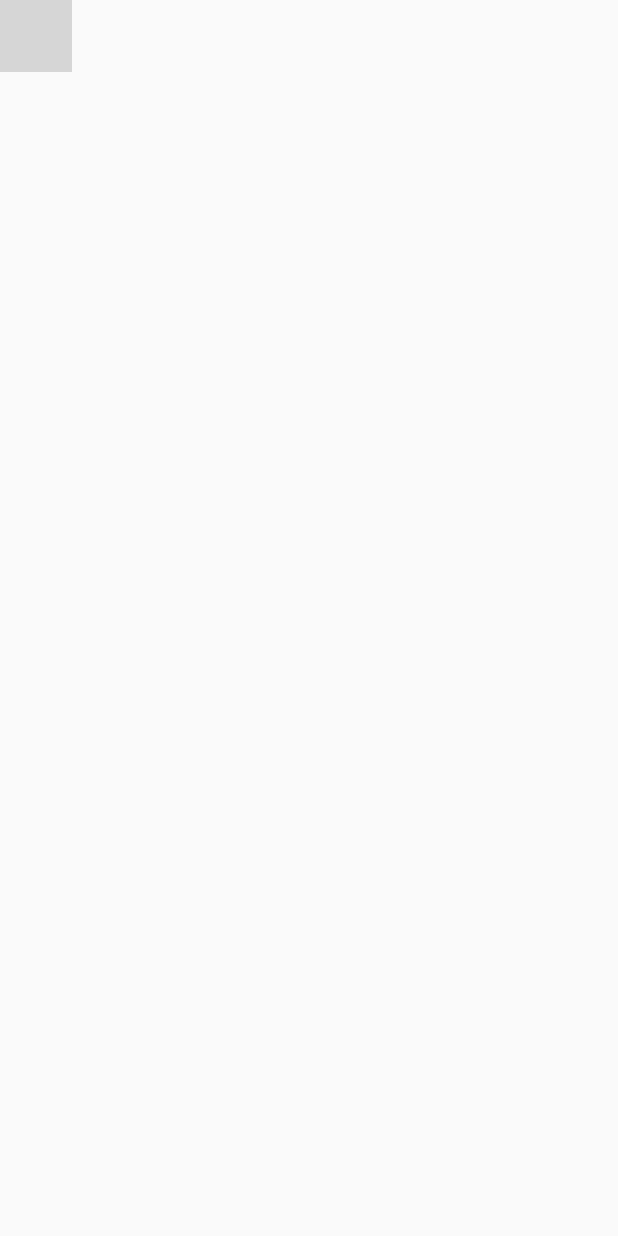
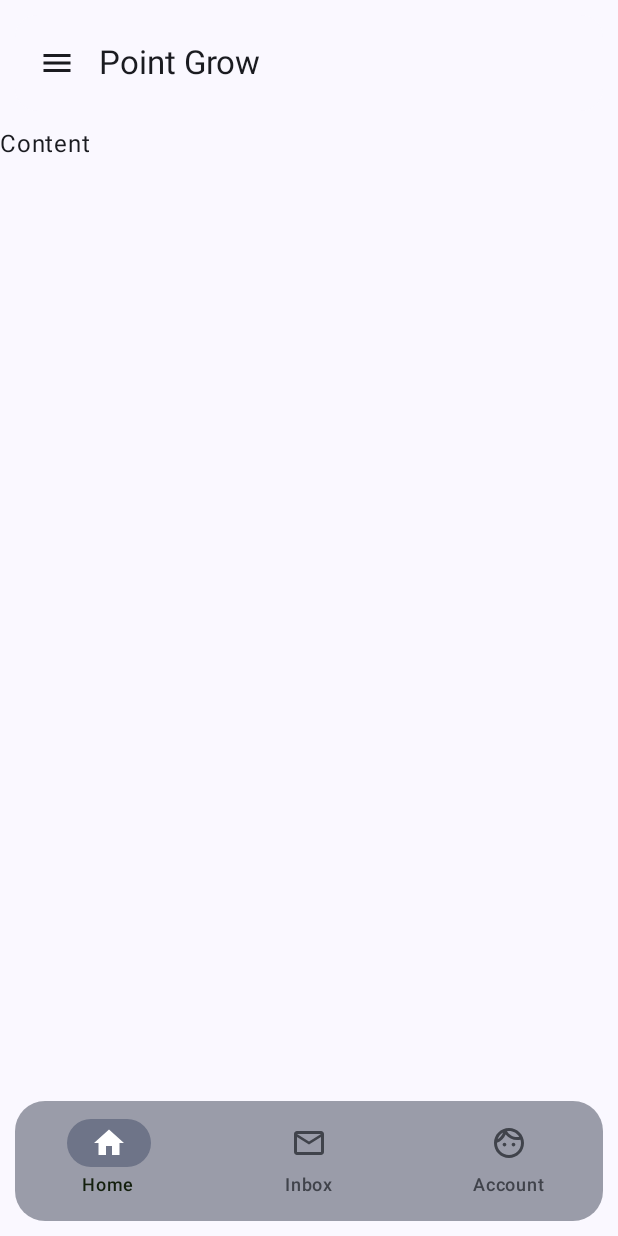
Before and after one commit to kfong2/Project, an Android app built with Jetpack Compose: the Dashboard screen opened through its navigation route, on a phone screen of 412 x 824 dp. Run offline under Robolectric (Android 15) with nearby library versions, the phone set to English and light mode, and no system bars; grey boxes are pictures that could not be loaded.

Commit message:
added Dashboard + updated Login/Reg/NavPath

```diff
--- /dev/null
+++ b/app/src/main/java/com/example/project/Dashboard.kt
@@ -0,0 +1,341 @@
+package com.example.project
+
+import android.annotation.SuppressLint
+import android.widget.Toast
+import androidx.compose.foundation.layout.Arrangement
+import androidx.compose.foundation.layout.Box
+import androidx.compose.foundation.layout.Column
+import androidx.compose.foundation.layout.Spacer
+import androidx.compose.foundation.layout.aspectRatio
+import androidx.compose.foundation.layout.fillMaxSize
+import androidx.compose.foundation.layout.fillMaxWidth
+import androidx.compose.foundation.layout.height
+import androidx.compose.foundation.layout.padding
+import androidx.compose.foundation.layout.size
+import androidx.compose.foundation.layout.width
+import androidx.compose.foundation.layout.wrapContentHeight
+import androidx.compose.foundation.shape.RoundedCornerShape
+import androidx.compose.foundation.text.KeyboardActions
+import androidx.compose.foundation.text.KeyboardOptions
+import androidx.compose.material.icons.Icons
+import androidx.compose.material.icons.filled.Email
+import androidx.compose.material.icons.filled.Face
+import androidx.compose.material.icons.filled.Home
+import androidx.compose.material.icons.filled.Info
+import androidx.compose.material.icons.filled.Menu
+import androidx.compose.material.icons.filled.ShoppingCart
+import androidx.compose.material.icons.outlined.Email
+import androidx.compose.material.icons.outlined.Face
+import androidx.compose.material.icons.outlined.FavoriteBorder
+import androidx.compose.material.icons.outlined.Home
+import androidx.compose.material.icons.outlined.Lock
+import androidx.compose.material.icons.outlined.Person
+import androidx.compose.material.icons.outlined.Send
+import androidx.compose.material3.Badge
+import androidx.compose.material3.BadgedBox
+import androidx.compose.material3.BottomAppBar
+import androidx.compose.material3.Button
+import androidx.compose.material3.ButtonDefaults
+import androidx.compose.material3.Card
+import androidx.compose.material3.CardDefaults
+import androidx.compose.material3.ExperimentalMaterial3Api
+import androidx.compose.material3.Icon
+import androidx.compose.material3.IconButton
+import androidx.compose.material3.MaterialTheme
+import androidx.compose.material3.NavigationBar
+import androidx.compose.material3.NavigationBarItem
+import androidx.compose.material3.NavigationBarItemDefaults
+import androidx.compose.material3.OutlinedTextField
+import androidx.compose.material3.Scaffold
+import androidx.compose.material3.Text
+import androidx.compose.material3.TextButton
+import androidx.compose.material3.TextField
+import androidx.compose.material3.TopAppBar
+import androidx.compose.material3.TopAppBarDefaults
+import androidx.compose.runtime.Composable
+import androidx.compose.runtime.getValue
+import androidx.compose.runtime.mutableStateOf
+import androidx.compose.runtime.remember
+import androidx.compose.runtime.saveable.rememberSaveable
+import androidx.compose.runtime.setValue
+import androidx.compose.ui.Alignment
+import androidx.compose.ui.ExperimentalComposeUiApi
+import androidx.compose.ui.Modifier
+import androidx.compose.ui.draw.clip
+import androidx.compose.ui.graphics.Color
+import androidx.compose.ui.graphics.vector.ImageVector
+import androidx.compose.ui.platform.LocalContext
+import androidx.compose.ui.platform.LocalFocusManager
+import androidx.compose.ui.platform.LocalSoftwareKeyboardController
+import androidx.compose.ui.text.font.FontStyle
+import androidx.compose.ui.text.font.FontWeight
+import androidx.compose.ui.text.input.ImeAction
+import androidx.compose.ui.text.input.KeyboardCapitalization
+import androidx.compose.ui.text.input.KeyboardType
+import androidx.compose.ui.text.input.PasswordVisualTransformation
+import androidx.compose.ui.text.style.TextAlign
+import androidx.compose.ui.tooling.preview.Preview
+import androidx.compose.ui.unit.dp
+import androidx.compose.ui.unit.sp
+import androidx.navigation.NavHostController
+
+data class NavItemState(
+    val title : String,
+    val selectedIcon : ImageVector,
+    val unselectedIcon : ImageVector
+//    val hasBadge : Boolean,
+//    val badgeNum : Int
+)
+
+
+@SuppressLint("UnusedMaterial3ScaffoldPaddingParameter")
+@OptIn(ExperimentalComposeUiApi::class, ExperimentalMaterial3Api::class)
+@Composable
+fun Dashboard(navController: NavHostController) {
+    val items = listOf(
+        NavItemState(
+            title = "Home",
+            selectedIcon = Icons.Filled.Home,
+            unselectedIcon = Icons.Outlined.Home
+//            hasBadge = false
+////            badgeNum = 0
+        ),
+        NavItemState(
+            title = "Inbox",
+            selectedIcon = Icons.Filled.Email,
+            unselectedIcon = Icons.Outlined.Email
+//            hasBadge = true,
+//            badgeNum = 10
+        ),
+        NavItemState(
+            title = "Account",
+            selectedIcon = Icons.Filled.Face,
+            unselectedIcon = Icons.Outlined.Face
+//            hasBadge = true,
+//            badgeNum = 0
+        )
+    )
+    var bottomNavState by rememberSaveable { mutableStateOf(0)}
+
+    Scaffold (
+        topBar = {
+            TopAppBar(title = {
+                Box(
+                    modifier = Modifier.fillMaxWidth(),
+//                    contentAlignment = Alignment.Center
+                ){
+                    Text(text = "Point Grow")
+
+                }
+            },
+                modifier = Modifier
+                    .padding(10.dp)
+                    .clip(RoundedCornerShape(15.dp)),
+                navigationIcon = {
+                    IconButton(onClick = { /*TODO*/ }) {
+                        Icon(imageVector = Icons.Default.Menu, contentDescription = "Menu")
+                    }
+                },
+
+//                actions = {
+//                    IconButton(onClick = { /*TODO*/ }) {
+//                        BadgedBox(badge = {
+//                            Badge(
+//                                modifier = Modifier.size(10.dp)
+//                            ) {}
+//                        }){
+//                            Icon(imageVector = Icons.Outlined.FavoriteBorder, contentDescription = "Fav Icon")
+//                        }
+//                    }
+//
+//                    IconButton(onClick = { /*TODO*/ }) {
+//                        Icon(imageVector = Icons.Default.ShoppingCart, contentDescription = "ShoppingCard Icon")
+//                    }
+//                },
+//                colors = TopAppBarDefaults.smallTopAppBarColors(
+//                    containerColor = MaterialTheme.colorScheme.secondary.copy (alpha = .7f)
+//                )
+
+            )
+
+        },
+        bottomBar = {
+            NavigationBar (
+                modifier = Modifier
+                    .padding(10.dp)
+                    .clip(RoundedCornerShape(20.dp)),
+                containerColor = MaterialTheme.colorScheme.secondary.copy (alpha = .5f)
+            ) {
+                items.forEachIndexed { index, item ->
+                    NavigationBarItem(
+                        selected = bottomNavState == index,
+                        onClick = { bottomNavState = index },
+                        icon = {
+//                            BadgedBox(badge = {
+//                                if (item.hasBadge) Badge {}
+//                                if (item.badgeNum != 0) Badge {
+//                                    Text(text = item.badgeNum.toString())
+//                                }
+//                            }
+//                            ) {
+                            Icon(
+                                imageVector = if (bottomNavState == index) item.selectedIcon
+                                else item.unselectedIcon,
+                                contentDescription = item.title
+                            )
+//                            }
+                        },
+                        label = {
+                            Text(text = item.title)
+                        },
+                        colors = NavigationBarItemDefaults.colors(
+//                            selectedIconColor = Color(0xFF552A27),
+                            selectedTextColor = Color(0xFF131F0D)
+//                            indicatorColor = Color(0xFFF1F1EA)
+                        )
+                    )
+                }
+            }
+
+        },
+//        floatingActionButton = {
+//            FloatingActionButton(onClick = { /*TODO*/ }) {
+//                Icon(imageVector = Icons.Filled.Add, contentDescription = "add")
+//            }
+//        }
+    ){ contentPadding ->
+
+        Column (
+            modifier = Modifier.padding(contentPadding)
+        ) {
+            Text(text = "Content")
+        }
+    }
+
+//    Card(
+//        modifier = Modifier
+//            .padding(5.dp)
+//            .fillMaxSize()
+////            .height(100.dp)
+////            .aspectRatio(1.5f),
+////        colors = CardDefaults.cardColors(
+////            containerColor = Color.White)
+//    ){
+//        Box(
+//            modifier = Modifier.fillMaxSize(),
+//            contentAlignment = Alignment.Center
+//        ){
+//            var userEmail by remember { mutableStateOf("") }
+////            var isValidEmail by remember { mutableStateOf(true) }
+////            val inValidEmailMessage = "Please enter a valid email."
+//
+//            var userPassword by remember { mutableStateOf("") }
+//
+//
+//
+////            val context = LocalContext.current
+//            val keyboardController = LocalSoftwareKeyboardController.current
+//            val focusManager = LocalFocusManager.current
+//
+//            Column (
+//                horizontalAlignment = Alignment.CenterHorizontally
+//            ) {
+//
+//                Text(
+//                    text = "Welcome back, XXX",
+//                    fontSize = 30.sp,
+//                    fontWeight = FontWeight.Bold
+//                )
+//
+//                OutlinedTextField (value = userEmail, onValueChange = {
+//                    userEmail = it
+//                },
+//                    label = { Text(text = "Email") },
+//                    singleLine = true,
+//                    modifier = Modifier
+//                        .fillMaxWidth()
+//                        .padding(25.dp),
+//                    shape = RoundedCornerShape(10.dp),
+//                    placeholder = { Text(text = "user@mail.com") },
+//                    leadingIcon = {
+//                        Icon(imageVector = Icons.Outlined.Email, contentDescription = "")
+//                    }
+//                )
+//
+////                isValidEmail = isValidEmail(userEmail)
+////
+////                if (!isValidEmail) {
+////                    Text(
+////                        text = "Invalid email address",
+////                        color = MaterialTheme.colorScheme.error
+////                    )
+////                }
+//
+//
+//
+//                OutlinedTextField (value = userPassword, onValueChange = {
+//                    userPassword = it
+//                },
+//                    label = { Text(text = "Enter Your Password") },
+//                    singleLine = true,
+//                    modifier = Modifier
+//                        .fillMaxWidth()
+//                        .padding(25.dp, 0.dp, 25.dp, 0.dp),
+//                    shape = RoundedCornerShape(10.dp),
+//                    placeholder = { Text(text = "********") },
+//                    visualTransformation = PasswordVisualTransformation(),
+//                    leadingIcon = {
+//                        Icon(imageVector = Icons.Outlined.Lock, contentDescription = "")
+//                    },
+//                    keyboardOptions = KeyboardOptions( // Set Keyboard
+//                        keyboardType = KeyboardType.Text,
+//                        imeAction = ImeAction.Send
+//                    ),
+//                    keyboardActions = KeyboardActions(
+//                        onSend = {
+//                            keyboardController?.hide() // keyboard will be hidden after clicked send
+////                            Toast.makeText(context, "send button pressed", Toast.LENGTH_LONG).show()
+//                            focusManager.clearFocus() // disabled the focus
+//                        }
+//                    )
+//                )
+//
+//                Box(
+//                    modifier = Modifier
+//                        .fillMaxWidth()
+//                        .padding(0.dp, 0.dp, 25.dp, 0.dp)
+//                        .height(30.dp),
+//                    contentAlignment = Alignment.CenterEnd
+//                ){
+//                    TextButton(
+//                        onClick = { navController.navigate("") }
+//                    ) {
+//                        Text(
+//                            text = "Forgot Password?"
+//                            , fontSize = 10.sp
+//                            , fontStyle = FontStyle.Italic
+//                        )
+//                    }
+//                }
+//
+//
+//                Button(
+//                    onClick = {/*TODO*/ },
+//                    shape = RoundedCornerShape(10.dp)
+//                ) {
+//                    Text(text = "Login")
+//                }
+//
+//                Spacer(modifier = Modifier.size(35.dp))
+//
+//                Text(text = "Don't have an account?")
+//
+//                TextButton(
+//                    onClick = { navController.navigate("Registration") }
+//                ) {
+//                    Text(text = "Register")
+//                }
+//            }
+//        }
+//    }
+}
--- a/app/src/main/java/com/example/project/LoginScreen.kt
+++ b/app/src/main/java/com/example/project/LoginScreen.kt
@@ -63,7 +63,7 @@ import androidx.navigation.NavHostController
 fun LoginScreen(navController: NavHostController) {
     Card(
         modifier = Modifier
-            .padding(10.dp)
+            .padding(5.dp)
             .fillMaxSize()
 //            .height(100.dp)
 //            .aspectRatio(1.5f),
--- a/app/src/main/java/com/example/project/NavPath.kt
+++ b/app/src/main/java/com/example/project/NavPath.kt
@@ -10,6 +10,7 @@ fun Nav(){
     val navController = rememberNavController()
     NavHost(navController = navController, startDestination = "Login"){
 
+
         composable(route = "Login"){
             LoginScreen(navController)
         }
@@ -18,12 +19,12 @@ fun Nav(){
             RegistationScreen(navController)
         }
 
-        composable(route = "Profile"){
-            ProfileScreen(navController)
+        composable(route = "Account"){
+            Account(navController)
         }
 
         composable(route = "Dashboard"){
-            UserDashboard(navController)
+            Dashboard(navController)
         }
     }
 }
--- a/app/src/main/java/com/example/project/RegistrationScreen.kt
+++ b/app/src/main/java/com/example/project/RegistrationScreen.kt
@@ -54,7 +54,7 @@ import androidx.navigation.NavHostController
 fun RegistationScreen(navController: NavHostController) {
     Card(
         modifier = Modifier
-            .padding(10.dp)
+            .padding(5.dp)
             .fillMaxSize()
 //            .height(100.dp)
 //            .aspectRatio(1.5f),
```
